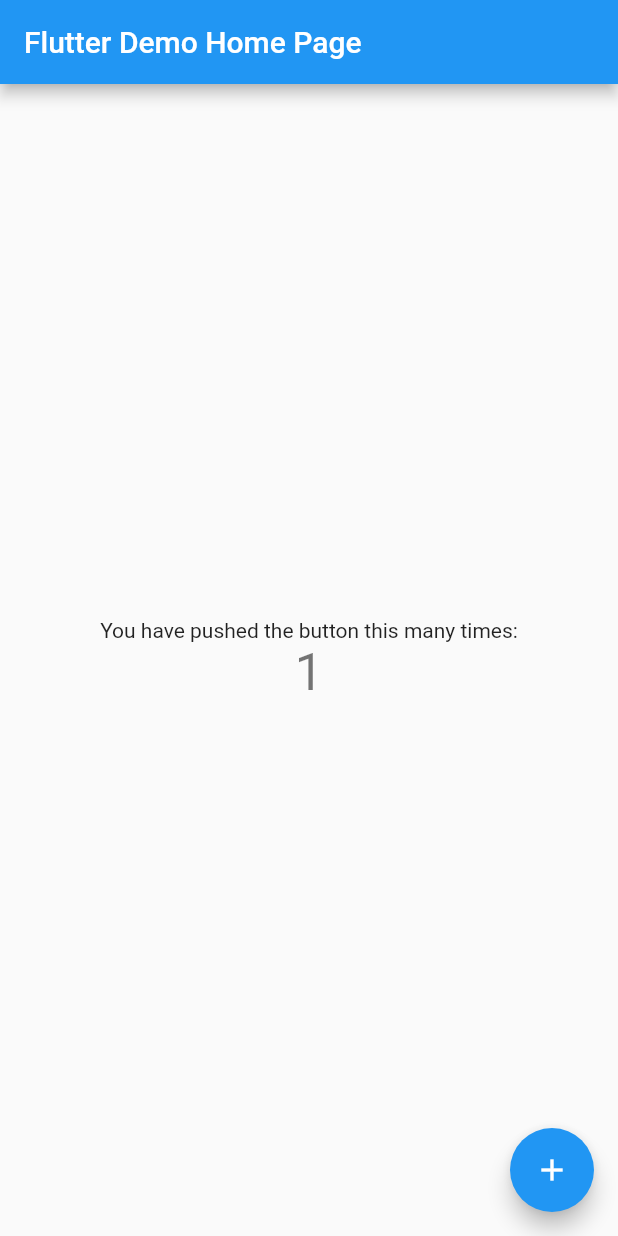
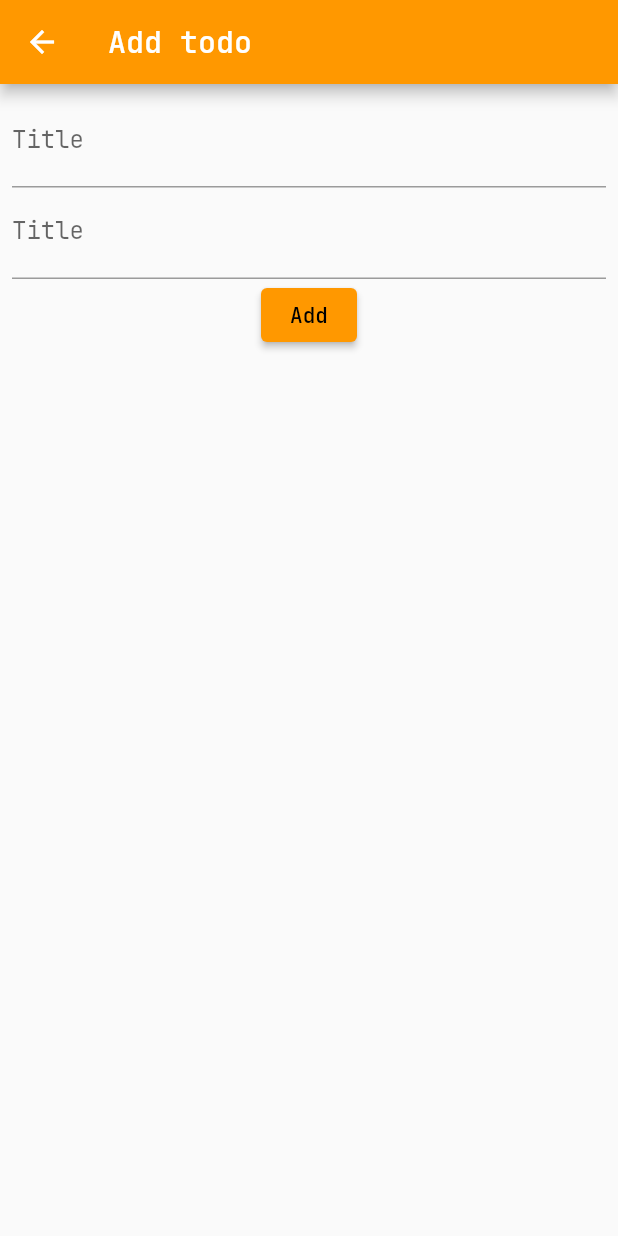
Before and after one commit to alohadancemeow/flutter_application_1, a Flutter app: the MyHomePage screen opened directly, after a tap on the "add" icon, on a phone screen of 412 x 824 dp. Run offline on Flutter 3.47's test engine with Material 2 defaults, Android fonts, the phone set to English and light mode, and no system bars; our stand-ins replace google_fonts, sqflite; accounts and stored records are empty.

Commit message:
read, add, update, delete: todo 🐸

```diff
--- /dev/null
+++ b/lib/add_todo_page.dart
@@ -0,0 +1,54 @@
+import 'package:flutter/material.dart';
+import 'package:flutter_application_1/Todo_Item.dart';
+import 'package:flutter_application_1/todo_provider.dart';
+import 'package:uuid/uuid.dart';
+
+class AddTodoPage extends StatefulWidget {
+  const AddTodoPage({super.key});
+
+  @override
+  State<AddTodoPage> createState() => _AddTodoPageState();
+}
+
+class _AddTodoPageState extends State<AddTodoPage> {
+  final TextEditingController _titleController = TextEditingController();
+  final TextEditingController _notesController = TextEditingController();
+
+  // handle close page
+  void closePage(BuildContext context) {
+    Navigator.of(context).pop();
+  }
+
+  @override
+  Widget build(BuildContext context) {
+    return Scaffold(
+      appBar: AppBar(title: const Text('Add todo')),
+      body: Center(
+        child: Padding(
+            padding: const EdgeInsets.all(8.0),
+            child: Column(
+              children: [
+                TextField(
+                  decoration: const InputDecoration(labelText: 'Title'),
+                  controller: _titleController,
+                ),
+                TextField(
+                  decoration: const InputDecoration(labelText: 'Title'),
+                  controller: _notesController,
+                ),
+                ElevatedButton(
+                    onPressed: () async {
+                      var todo = TodoItem(const Uuid().v4(),
+                          _titleController.text, _notesController.text, false);
+                      await TodoProvider.instance.insertTodo(todo);
+
+                      if (!mounted) return;
+                      closePage(context);
+                    },
+                    child: const Text('Add'))
+              ],
+            )),
+      ),
+    );
+  }
+}
--- a/lib/main.dart
+++ b/lib/main.dart
@@ -1,4 +1,8 @@
 import 'package:flutter/material.dart';
+import 'package:flutter_application_1/Todo_Item.dart';
+import 'package:flutter_application_1/add_todo_page.dart';
+import 'package:flutter_application_1/todo_provider.dart';
+import 'package:google_fonts/google_fonts.dart';
 
 void main() {
   runApp(const MyApp());
@@ -7,39 +11,22 @@ void main() {
 class MyApp extends StatelessWidget {
   const MyApp({super.key});
 
-  // This widget is the root of your application.
   @override
   Widget build(BuildContext context) {
     return MaterialApp(
       title: 'Flutter Demo',
       theme: ThemeData(
-        // This is the theme of your application.
-        //
-        // Try running your application with "flutter run". You'll see the
-        // application has a blue toolbar. Then, without quitting the app, try
-        // changing the primarySwatch below to Colors.green and then invoke
-        // "hot reload" (press "r" in the console where you ran "flutter run",
-        // or simply save your changes to "hot reload" in a Flutter IDE).
-        // Notice that the counter didn't reset back to zero; the application
-        // is not restarted.
-        primarySwatch: Colors.blue,
+        primarySwatch: Colors.orange,
+        textTheme: GoogleFonts.jetBrainsMonoTextTheme(),
+        appBarTheme: const AppBarTheme(foregroundColor: Color(0xFFFFFFFF)),
       ),
-      home: const MyHomePage(title: 'Flutter Demo Home Page'),
+      home: const MyHomePage(title: 'My todo app'),
     );
   }
 }
 
 class MyHomePage extends StatefulWidget {
   const MyHomePage({super.key, required this.title});
-
-  // This widget is the home page of your application. It is stateful, meaning
-  // that it has a State object (defined below) that contains fields that affect
-  // how it looks.
-
-  // This class is the configuration for the state. It holds the values (in this
-  // case the title) provided by the parent (in this case the App widget) and
-  // used by the build method of the State. Fields in a Widget subclass are
-  // always marked "final".
 
   final String title;
 
@@ -48,68 +35,75 @@ class MyHomePage extends StatefulWidget {
 }
 
 class _MyHomePageState extends State<MyHomePage> {
-  int _counter = 0;
+  TodoProvider todoProvider = TodoProvider.instance;
 
-  void _incrementCounter() {
-    setState(() {
-      // This call to setState tells the Flutter framework that something has
-      // changed in this State, which causes it to rerun the build method below
-      // so that the display can reflect the updated values. If we changed
-      // _counter without calling setState(), then the build method would not be
-      // called again, and so nothing would appear to happen.
-      _counter++;
-    });
+  // fetch todos
+  Future<List<TodoItem>> _fecthTodos() async {
+    return await todoProvider.fetchTodos();
+  }
+
+  // push to addTodoPage
+  void _onFabCliked() {
+    Navigator.of(context)
+        .push(MaterialPageRoute(builder: (context) => const AddTodoPage()))
+        .then((value) => setState(() {}));
+  }
+
+  // handle update check
+  void _onCheckValueChanged(bool isChecked, TodoItem item) async {
+    TodoItem newItem = TodoItem(item.id, item.title, item.notes, isChecked);
+    await todoProvider.updateTodo(newItem);
+    setState(() {});
   }
 
   @override
   Widget build(BuildContext context) {
-    // This method is rerun every time setState is called, for instance as done
-    // by the _incrementCounter method above.
-    //
-    // The Flutter framework has been optimized to make rerunning build methods
-    // fast, so that you can just rebuild anything that needs updating rather
-    // than having to individually change instances of widgets.
     return Scaffold(
       appBar: AppBar(
-        // Here we take the value from the MyHomePage object that was created by
-        // the App.build method, and use it to set our appbar title.
         title: Text(widget.title),
       ),
-      body: Center(
-        // Center is a layout widget. It takes a single child and positions it
-        // in the middle of the parent.
-        child: Column(
-          // Column is also a layout widget. It takes a list of children and
-          // arranges them vertically. By default, it sizes itself to fit its
-          // children horizontally, and tries to be as tall as its parent.
-          //
-          // Invoke "debug painting" (press "p" in the console, choose the
-          // "Toggle Debug Paint" action from the Flutter Inspector in Android
-          // Studio, or the "Toggle Debug Paint" command in Visual Studio Code)
-          // to see the wireframe for each widget.
-          //
-          // Column has various properties to control how it sizes itself and
-          // how it positions its children. Here we use mainAxisAlignment to
-          // center the children vertically; the main axis here is the vertical
-          // axis because Columns are vertical (the cross axis would be
-          // horizontal).
-          mainAxisAlignment: MainAxisAlignment.center,
-          children: <Widget>[
-            const Text(
-              'You have pushed the button this many times:',
-            ),
-            Text(
-              '$_counter',
-              style: Theme.of(context).textTheme.headlineMedium,
-            ),
-          ],
-        ),
+      body: FutureBuilder<List<TodoItem>>(
+          future: _fecthTodos(),
+          builder:
+              (BuildContext context, AsyncSnapshot<List<TodoItem>> snapshot) {
+            if (snapshot.hasData) {
+              List<TodoItem> items = snapshot.data ?? [];
+
+              return ListView.builder(
+                  itemCount: items.length,
+                  itemBuilder: (context, index) {
+                    var todoItem = items[index];
+
+                    return Dismissible(
+                        key: UniqueKey(),
+                        direction: DismissDirection.endToStart,
+                        background: Container(),
+                        secondaryBackground: Container(color: Colors.red),
+                        onDismissed: (direction) {
+                          setState(() {
+                            todoProvider.deleteTodo(todoItem);
+                          });
+                        },
+                        child: ListTile(
+                          title: Text(todoItem.title),
+                          subtitle: Text(todoItem.notes),
+                          leading: Checkbox(
+                              value: todoItem.done,
+                              onChanged: (value) => _onCheckValueChanged(
+                                  value ?? false, todoItem)),
+                        ));
+                  });
+            } else {
+              return const Center(
+                child: CircularProgressIndicator(),
+              );
+            }
+          }),
+      floatingActionButton: FloatingActionButton(
+        onPressed: _onFabCliked,
+        tooltip: 'add todo',
+        child: const Icon(Icons.add),
       ),
-      floatingActionButton: FloatingActionButton(
-        onPressed: _incrementCounter,
-        tooltip: 'Increment',
-        child: const Icon(Icons.add),
-      ), // This trailing comma makes auto-formatting nicer for build methods.
     );
   }
 }
--- /dev/null
+++ b/lib/todo_item.dart
@@ -0,0 +1,16 @@
+class TodoItem {
+  final String id;
+  final String title;
+  final String notes;
+  final bool done;
+
+  TodoItem(this.id, this.title, this.notes, this.done);
+
+  factory TodoItem.fromMap(Map map) {
+    return TodoItem(map['id'], map['title'], map['notes'], map['done'] == 1);
+  }
+
+  Map<String, dynamic> toMap() {
+    return {'id': id, 'title': title, 'notes': notes, 'done': done ? 1 : 0};
+  }
+}
--- /dev/null
+++ b/lib/todo_provider.dart
@@ -0,0 +1,48 @@
+import 'package:flutter_application_1/Todo_Item.dart';
+import 'package:path/path.dart' as p;
+import 'package:sqflite/sqflite.dart';
+
+class TodoProvider {
+  static const todo_item_table = 'TodoItemTable';
+  static TodoProvider instance = TodoProvider();
+
+  // Open database
+  Future<Database> database() async {
+    return await openDatabase(p.join(await getDatabasesPath(), 'todo_item.db'),
+        version: 1, onCreate: (db, version) async {
+      const String sql =
+          "CREATE TABLE $todo_item_table (id TEXT PRIMARY KEY, title TEXT, notes TEXT, done INTEGER)";
+      await db.execute(sql);
+    });
+  }
+
+  // get all todos
+  Future<List<TodoItem>> fetchTodos() async {
+    Database db = await database();
+    List<Map<dynamic, dynamic>> todos = await db.query(todo_item_table);
+
+    return todos.map((e) => TodoItem.fromMap(e)).toList();
+  }
+
+  // add todo
+  Future<void> insertTodo(TodoItem item) async {
+    Database db = await database();
+    await db.insert(todo_item_table, item.toMap(),
+        conflictAlgorithm: ConflictAlgorithm.replace);
+  }
+
+  // update todo
+  Future<void> updateTodo(TodoItem item) async {
+    Database db = await database();
+    await db.update(todo_item_table, item.toMap(),
+        where: "id = ?",
+        whereArgs: [item.id],
+        conflictAlgorithm: ConflictAlgorithm.replace);
+  }
+
+  // delete todo
+  Future<void> deleteTodo(TodoItem item) async {
+    Database db = await database();
+    await db.delete(todo_item_table, where: "id = ?", whereArgs: [item.id]);
+  }
+}
```
Also changed, not shown: pubspec.yaml (+6 -4 lines), pubspec.lock.
